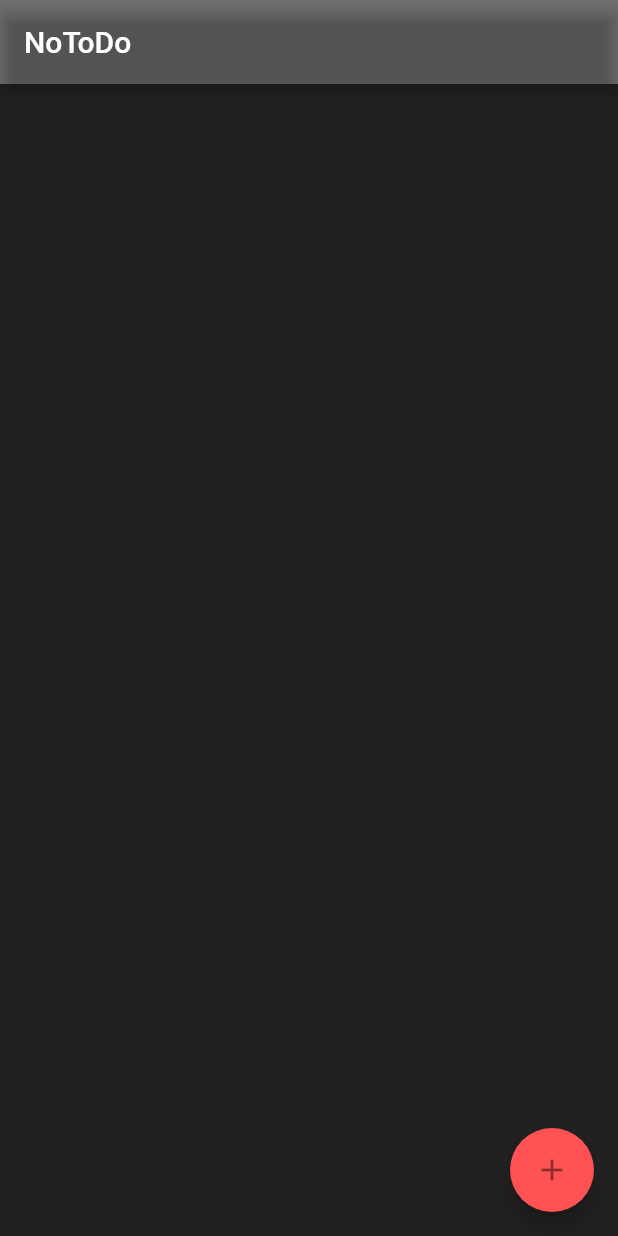
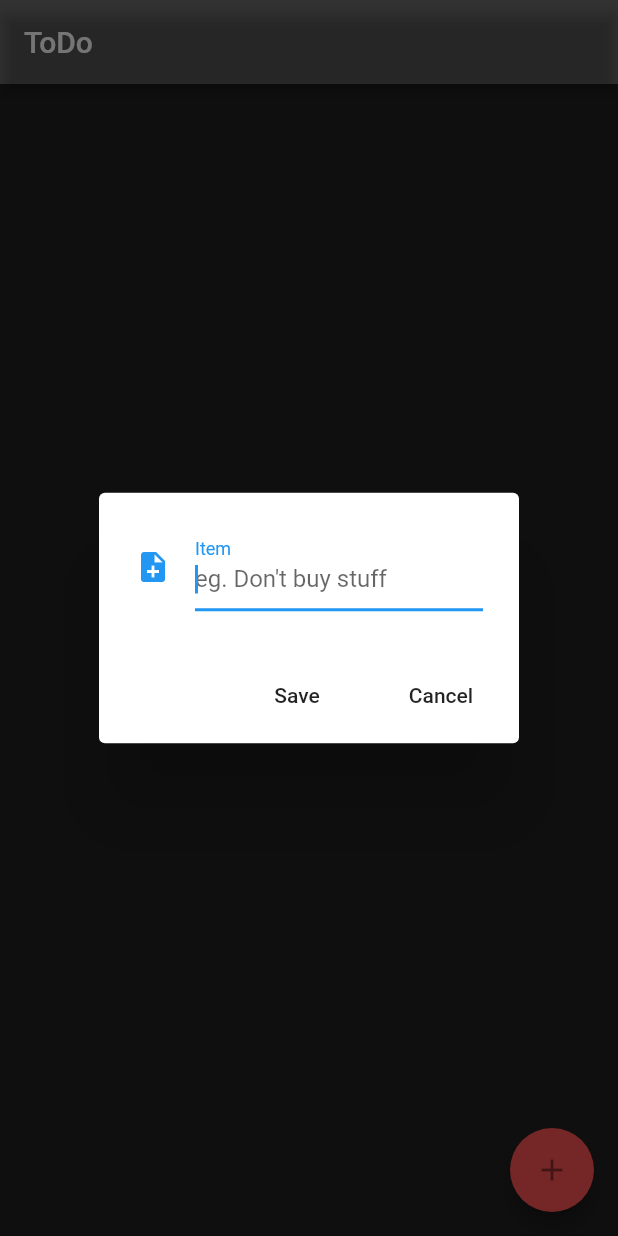
Before and after one commit to williamkwon97/todo, a Flutter app: the screen it shows after launch, after a tap on the "add" icon, on a phone screen of 412 x 824 dp. Run offline on Flutter 3.47's test engine with Material 2 defaults, Android fonts, the phone set to English and light mode, and no system bars; our stand-ins replace sqflite; accounts and stored records are empty.

Commit message:
delete and update function

```diff
--- a/notodo/lib/ui/home.dart
+++ b/notodo/lib/ui/home.dart
@@ -6,7 +6,7 @@ class Home extends StatelessWidget {
   Widget build(BuildContext context) {
     return new Scaffold(
       appBar: new AppBar(
-        title: Text("NoToDo"),
+        title: Text("ToDo"),
         backgroundColor: Colors.black54,
       ),
       body: new NotoDoScreen(),
--- a/notodo/lib/ui/notodo_screen.dart
+++ b/notodo/lib/ui/notodo_screen.dart
@@ -1,4 +1,8 @@
 import 'package:flutter/material.dart';
+import 'package:notodo/model/nodo_item.dart';
+import 'package:notodo/util/database_client.dart';
+import 'package:notodo/util/date_formatter.dart';
+import 'package:intl/intl.dart';
 
 class NotoDoScreen extends StatefulWidget {
   const NotoDoScreen({Key key}) : super(key: key);
@@ -7,11 +11,64 @@ class NotoDoScreen extends StatefulWidget {
 }
 
 class _NotoDoScreenState extends State<NotoDoScreen> {
+  final TextEditingController _textEditingController =
+      new TextEditingController();
+  var db = new DatabaseHelper();
+  final List<NoDoItem> _itemList = <NoDoItem>[];
+
+  @override
+  void initState() {
+    // TODO: implement initState
+    super.initState();
+    _readNoDoList();
+  }
+
+  void _handleSubmitted(String text) async {
+    _textEditingController.clear();
+
+    NoDoItem noDoItem = new NoDoItem(text, dateFormatted());
+    int savedItemId = await db.saveItem(noDoItem);
+
+    NoDoItem addedItem = await db.getItem(savedItemId);
+    setState(() {
+      _itemList.insert(0, addedItem);
+    });
+  }
+
   @override
   Widget build(BuildContext context) {
     return Scaffold(
       backgroundColor: Colors.black87,
-      body: Column(),
+      body: Column(
+        children: <Widget>[
+          new Flexible(
+            child: new ListView.builder(
+                padding: new EdgeInsets.all(8.0),
+                reverse: false,
+                itemCount: _itemList.length,
+                itemBuilder: (_, int index) {
+                  return new Card(
+                    color: Colors.white10,
+                    child: new ListTile(
+                        title: _itemList[index],
+                        onLongPress: () => _updateItem(_itemList[index], index),
+                        trailing: new Listener(
+                          key: new Key(_itemList[index].itemName),
+                          child: new Icon(
+                            Icons.remove_circle,
+                            color: Colors.redAccent,
+                          ),
+                          onPointerDown: (PointerEvent) =>
+                              _deleteNoDo(_itemList[index].id, index),
+                        )),
+                  );
+                }),
+          ),
+          new Divider(
+            height: 1.0,
+          )
+        ],
+      ),
       floatingActionButton: new FloatingActionButton(
           tooltip: "Add Item",
           backgroundColor: Colors.redAccent,
@@ -22,5 +79,109 @@ class _NotoDoScreenState extends State<NotoDoScreen> {
     );
   }
 
-  void _showFormDialog() {}
+  void _showFormDialog() {
+    var alert = new AlertDialog(
+      content: new Row(
+        children: <Widget>[
+          new Expanded(
+              child: new TextField(
+            controller: _textEditingController,
+            autofocus: true,
+            decoration: new InputDecoration(
+                labelText: "Item",
+                hintText: "eg. Don't buy stuff",
+                icon: new Icon(Icons.note_add)),
+          ))
+        ],
+      ),
+      actions: <Widget>[
+        new FlatButton(
+            onPressed: () {
+              _handleSubmitted(_textEditingController.text);
+              _textEditingController.clear();
+              Navigator.pop(context);
+            },
+            child: Text("Save")),
+        new FlatButton(
+            onPressed: () => Navigator.pop(context), child: Text("Cancel"))
+      ],
+    );
+    showDialog(
+        context: context,
+        builder: (_) {
+          return alert;
+        });
+  }
+
+  _readNoDoList() async {
+    List item = await db.getItems();
+    item.forEach((item) {
+      NoDoItem noDoItem = NoDoItem.map(item);
+      setState(() {
+        _itemList.add(NoDoItem.map(item));
+      });
+      //print("Db items: ${noDoItem.itemName}");
+    });
+  }
+
+  _deleteNoDo(int id, int index) async {
+    debugPrint("Deleted Item!");
+    await db.deleteItem(id);
+    setState(() {
+      _itemList.removeAt(index);
+    });
+    ;
+  }
+
+  _updateItem(NoDoItem item, int index) {
+    var alert = new AlertDialog(
+      title: new Text("Update Item"),
+      content: new Row(
+        children: <Widget>[
+          new Expanded(
+              child: new TextField(
+            controller: _textEditingController,
+            autofocus: true,
+            decoration: new InputDecoration(
+                labelText: "Item",
+                hintText: "eg. Dont buy stuff",
+                icon: new Icon(Icons.update)),
+          ))
+        ],
+      ),
+      actions: <Widget>[
+        new FlatButton(
+            onPressed: () async {
+              NoDoItem newItemUpdated = NoDoItem.fromMap({
+                "itemName": _textEditingController.text,
+                "dateCreated": dateFormatted(),
+                "id": item.id
+              });
+              _handleSubmittedUpdate(index, item); //redrawing creen
+              await db.updateItem(newItemUpdated); // updating the item
+              setState(() {
+                _readNoDoList(); // redrawing the screen with all items saved in db
+              });
+
+              Navigator.pop(context);
+            },
+            child: new Text("Update")),
+        new FlatButton(
+            onPressed: () => Navigator.pop(context), child: new Text("Cancel"))
+      ],
+    );
+    showDialog(
+        context: context,
+        builder: (_) {
+          return alert;
+        });
+  }
+
+  void _handleSubmittedUpdate(int index, NoDoItem item) {
+    setState(() {
+      _itemList.removeWhere((element) {
+        _itemList[index].itemName == item.itemName;
+      });
+    });
+  }
 }
--- a/notodo/lib/util/database_client.dart
+++ b/notodo/lib/util/database_client.dart
@@ -19,7 +19,7 @@ class DatabaseHelper {
 
   Future<Database> get db async {
     if (_db != null) {
-      return db;
+      return _db;
     }
     _db = await initDb();
     return _db;
```
Also changed, not shown: notodo/lib/model/nodo_item.dart (+28 -21 lines), notodo/lib/util/date_formatter.dart (added, +7 -0 lines).
